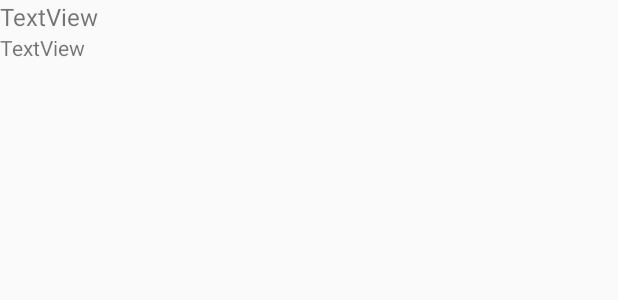
After one commit to RablovNebojsa/BookListing, an Android app: the layout list_item.xml on its own in the app's theme, with its tools: preview values and no code run, on a phone screen of 412 x 824 dp. The commit adds this screen. Shown: the top 300 px of the screen. Run offline under Robolectric (Android 15) with nearby library versions, the phone set to English and light mode, and no system bars.

Commit message:
Loader,Adapter
BookLoader added
BookAdapter added
It works (networking and presentation)
Find out how to refresh list after repeated search.

```diff
--- /dev/null
+++ b/app/src/main/res/layout/list_item.xml
@@ -0,0 +1,18 @@
+<?xml version="1.0" encoding="utf-8"?>
+<LinearLayout xmlns:android="http://schemas.android.com/apk/res/android"
+    android:orientation="vertical" android:layout_width="match_parent"
+    android:layout_height="match_parent">
+
+    <TextView
+        android:id="@+id/bookTitle"
+        android:layout_width="match_parent"
+        android:layout_height="wrap_content"
+        android:textSize="16dp"
+        android:text="TextView" />
+
+    <TextView
+        android:id="@+id/bookAuthor"
+        android:layout_width="match_parent"
+        android:layout_height="wrap_content"
+        android:text="TextView" />
+</LinearLayout>
```
Also changed, not shown: app/src/main/java/com/example/rablov/nebojsa/booklisting/BookAdapter.java (added, +38 -0 lines), app/src/main/java/com/example/rablov/nebojsa/booklisting/BookListingActivity.java (+26 -6 lines), app/src/main/java/com/example/rablov/nebojsa/booklisting/BookLoader.java (added, +30 -0 lines), app/src/main/java/com/example/rablov/nebojsa/booklisting/Utils.java (+10 -2 lines).
